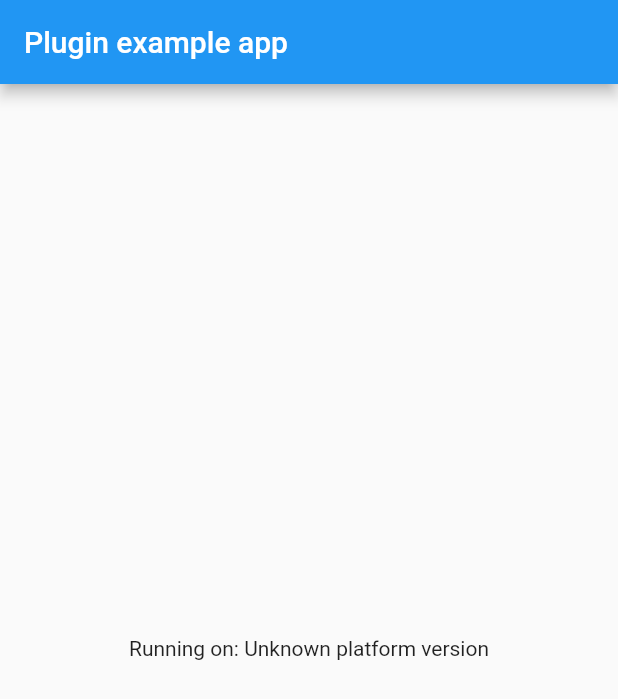
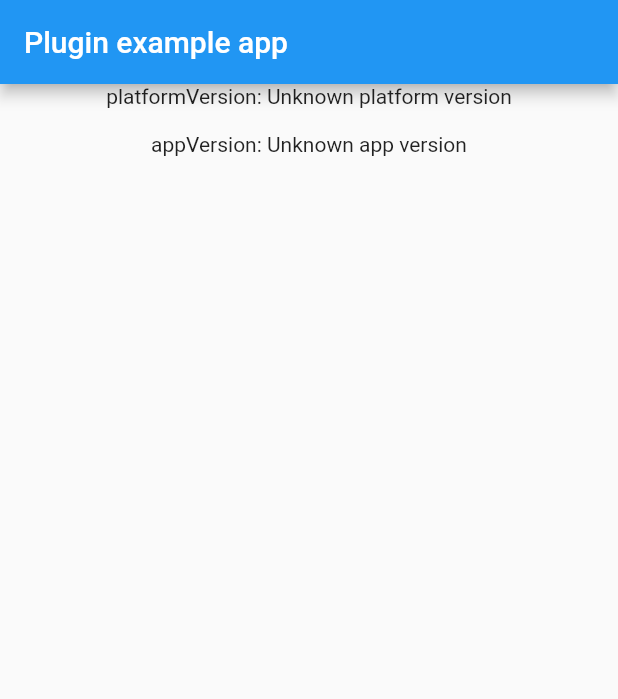
Before and after one commit to maropook/hello_plugin, a Flutter app: the screen it shows after launch, on a phone screen of 412 x 824 dp. Shown: the top 699 px of the screen. Run offline on Flutter 3.47's test engine with Material 2 defaults, Android fonts, the phone set to English and light mode, and no system bars.

Commit message:
first commit

```diff
--- a/example/lib/main.dart
+++ b/example/lib/main.dart
@@ -17,11 +17,26 @@ class MyApp extends StatefulWidget {
 
 class _MyAppState extends State<MyApp> {
   String _platformVersion = 'Unknown';
+  String _appVersion = 'unknown';
 
   @override
   void initState() {
     super.initState();
     initPlatformState();
+    initAppState();
+  }
+
+  Future<void> initAppState() async {
+    String appVersion;
+    try {
+      appVersion = await Hello.appVersion ?? 'Unknown app version';
+    } on PlatformException {
+      appVersion = 'Failed to get App version.';
+    }
+    if (!mounted) return;
+    setState(() {
+      _appVersion = appVersion;
+    });
   }
 
   Future<void> initPlatformState() async {
@@ -47,7 +62,12 @@ class _MyAppState extends State<MyApp> {
           title: const Text('Plugin example app'),
         ),
         body: Center(
-          child: Text('Running on: $_platformVersion\n'),
+          child: Column(
+            children: [
+              Text('platformVersion: $_platformVersion\n'),
+              Text('appVersion: $_appVersion\n'),
+            ],
+          ),
         ),
       ),
     );
--- a/lib/hello.dart
+++ b/lib/hello.dart
@@ -9,4 +9,9 @@ class Hello {
     final String? version = await _channel.invokeMethod('getPlatformVersion');
     return version;
   }
+
+  static Future<String?> get appVersion async {
+    final String? version = await _channel.invokeMethod('getAppVersion');
+    return version;
+  }
 }
```
Also changed, not shown: 1 other file.
